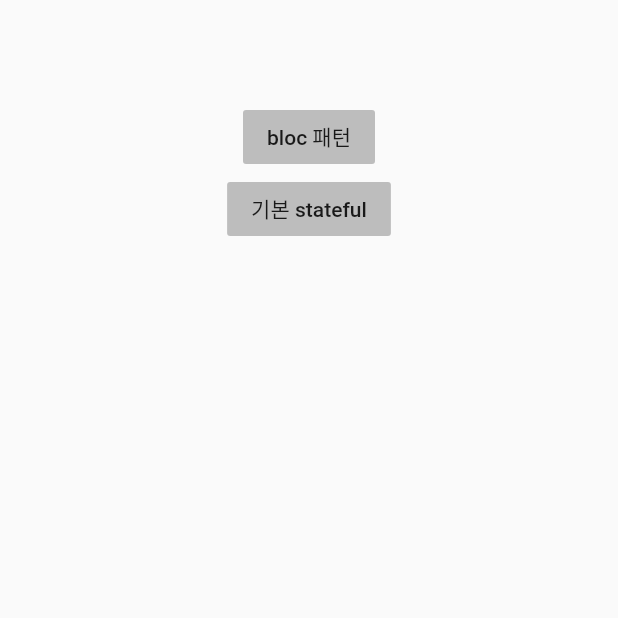
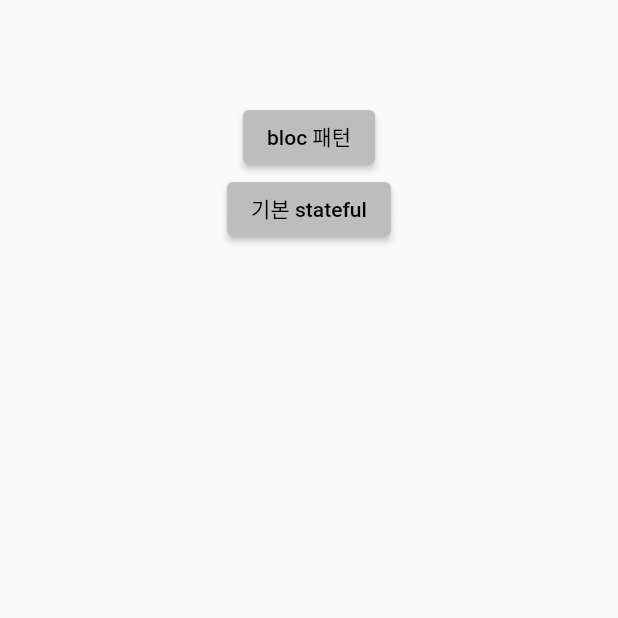
Before and after one commit to sudar-life/flutter-bloc-sample, a Flutter app: the screen it shows after launch, on a phone screen of 412 x 824 dp, the part 445-1063 px from its top. Run offline on Flutter 3.47's test engine with Material 2 defaults, Android fonts, the phone set to English and light mode, and no system bars.

Commit message:
최신 버전 마이그레이션
- [Upgrading pre 1.12 Android projects](https://github.com/flutter/flutter/wiki/Upgrading-pre-1.12-Android-projects) 적용
- 각종 버전업 (kotlin, gradle, ...)
- FlatButton -> ElevatedButton

```diff
--- a/lib/main.dart
+++ b/lib/main.dart
@@ -37,8 +37,11 @@ class _HomeState extends State<Home> {
           crossAxisAlignment: CrossAxisAlignment.stretch,
           children: [
             Center(
-              child: FlatButton(
-                color: Colors.grey[400],
+              child: ElevatedButton(
+                style: TextButton.styleFrom(
+                  foregroundColor: Colors.black,
+                  backgroundColor: Colors.grey[400],
+                ),
                 child: Text("bloc 패턴"),
                 onPressed: () {
                   Navigator.push(context, MaterialPageRoute(builder: (_) {
@@ -48,8 +51,11 @@ class _HomeState extends State<Home> {
               ),
             ),
             Center(
-              child: FlatButton(
-                color: Colors.grey[400],
+              child: ElevatedButton(
+                style: TextButton.styleFrom(
+                  foregroundColor: Colors.black,
+                  backgroundColor: Colors.grey[400],
+                ),
                 child: Text("기본 stateful"),
                 onPressed: () {
                   Navigator.push(context, MaterialPageRoute(builder: (_) {
```
Also changed, not shown: pubspec.lock, 4 other files.
